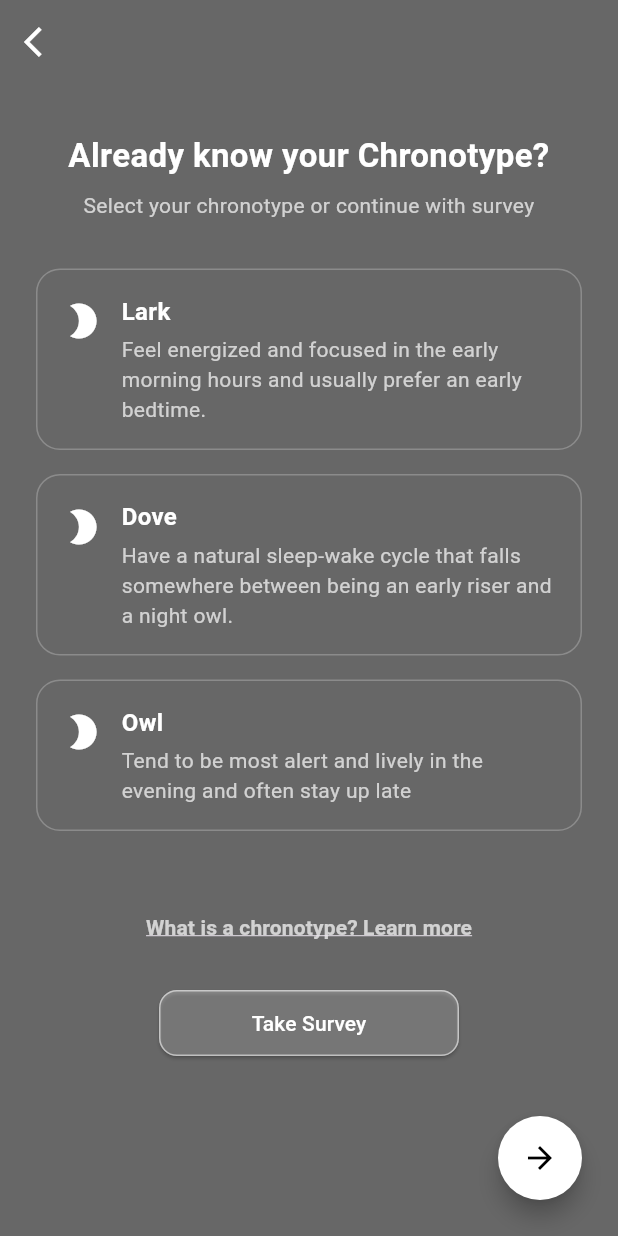
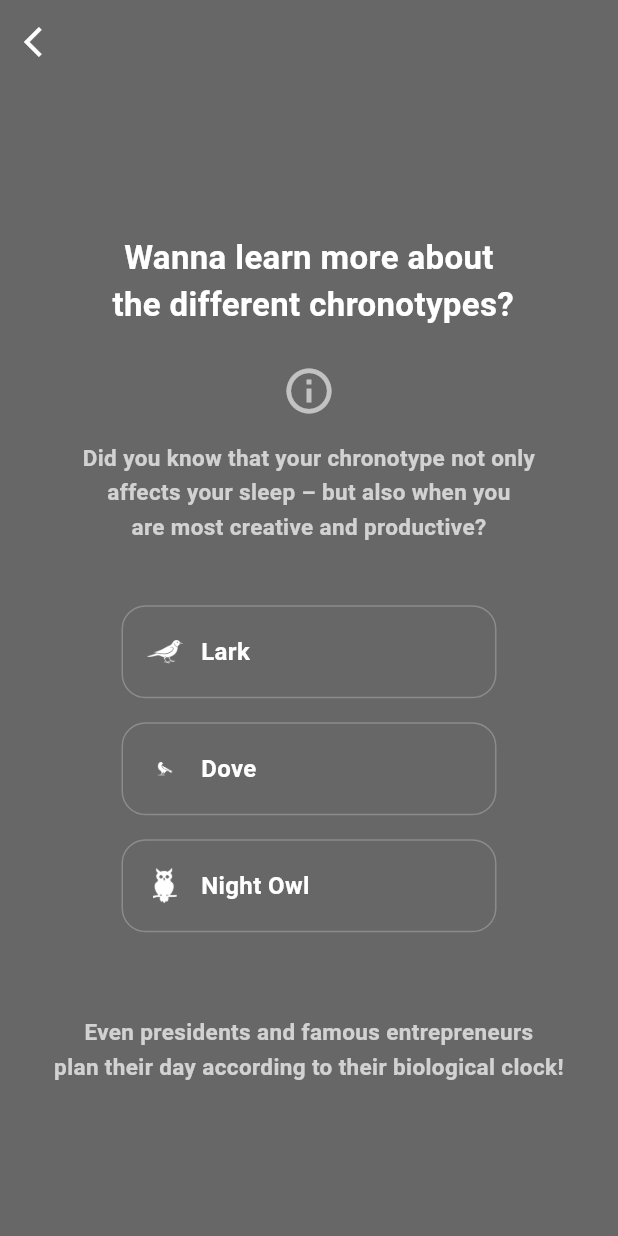
Before and after one commit to brokoline/OcutuneApplication, a Flutter app: the ChooseChronotypeScreen screen opened by its route, after a tap on "What is a chronotype? Learn more", on a phone screen of 412 x 824 dp. Run offline on Flutter 3.47's test engine with Material 3 defaults, Android fonts, the phone set to English and light mode, and no system bars.

Commit message:
learn-about sider implementeret

```diff
--- a/lib/screens/register/choose_chronotype_screen.dart
+++ b/lib/screens/register/choose_chronotype_screen.dart
@@ -15,17 +15,33 @@ class _ChooseChronotypeScreenState extends State<ChooseChronotypeScreen> {
   final List<Map<String, String>> chronotypes = [
     {
       'title': 'Lark',
-      'description': 'Feel energized and focused in the early morning hours and usually prefer an early bedtime.'
+      'description':
+      'Feel energized and focused in the early morning hours and usually prefer an early bedtime.',
+      'image': 'assets/images/lark.png',
     },
     {
       'title': 'Dove',
-      'description': 'Have a natural sleep-wake cycle that falls somewhere between being an early riser and a night owl.'
+      'description':
+      'Natural sleep-wake cycle that falls somewhere between being an early riser and a night owl.',
+      'image': 'assets/images/dove.png',
     },
     {
       'title': 'Owl',
-      'description': 'Tend to be most alert and lively in the evening and often stay up late'
+      'description':
+      'Tend to be most alert and lively in the evening and often stay up late.',
+      'image': 'assets/images/nightowl.png',
     },
   ];
+
+  void _goToNextScreen() {
+    if (selectedChronotype != null) {
+      Navigator.pushNamed(context, '/learnAboutChronotypes');
+    } else {
+      ScaffoldMessenger.of(context).showSnackBar(
+        const SnackBar(content: Text("Please select a chronotype first")),
+      );
+    }
+  }
 
   @override
   Widget build(BuildContext context) {
@@ -73,14 +89,14 @@ class _ChooseChronotypeScreenState extends State<ChooseChronotypeScreen> {
                       const SizedBox(height: 24),
                       TextButton(
                         onPressed: () {
-                          // Navigate to info screen
+                          Navigator.pushNamed(context, '/learn');
                         },
                         child: const Text(
                           "What is a chronotype? Learn more",
                           style: TextStyle(
                             color: Colors.white70,
+                            fontWeight: FontWeight.bold,
                             decoration: TextDecoration.underline,
-                            fontWeight: FontWeight.bold,
                           ),
                         ),
                       ),
@@ -99,7 +115,7 @@ class _ChooseChronotypeScreenState extends State<ChooseChronotypeScreen> {
                               ),
                             ),
                             onPressed: () {
-                              // Navigate to survey
+                              // TODO: Navigate to survey
                             },
                             child: const Text("Take Survey"),
                           ),
@@ -116,11 +132,7 @@ class _ChooseChronotypeScreenState extends State<ChooseChronotypeScreen> {
               right: 24,
               child: OcutuneButton(
                 type: OcutuneButtonType.floatingIcon,
-                onPressed: () {
-                  if (selectedChronotype != null) {
-                    // Go to next screen
-                  }
-                },
+                onPressed: _goToNextScreen,
               ),
             ),
           ],
@@ -149,9 +161,14 @@ class _ChooseChronotypeScreenState extends State<ChooseChronotypeScreen> {
         child: Row(
           crossAxisAlignment: CrossAxisAlignment.start,
           children: [
-            const Padding(
-              padding: EdgeInsets.only(top: 4.0, right: 12),
-              child: Icon(Icons.brightness_2, color: Colors.white, size: 28),
+            Padding(
+              padding: const EdgeInsets.only(top: 4.0, right: 12),
+              child: Image.asset(
+                type['image']!,
+                width: 28,
+                height: 28,
+                fit: BoxFit.contain,
+              ),
             ),
             Expanded(
               child: Column(
@@ -172,10 +189,10 @@ class _ChooseChronotypeScreenState extends State<ChooseChronotypeScreen> {
                       color: Colors.white70,
                       fontSize: 14,
                     ),
-                  )
+                  ),
                 ],
               ),
-            )
+            ),
           ],
         ),
       ),
--- /dev/null
+++ b/lib/screens/register/learn_about_chronotypes/learn_about_chronotypes_screen.dart
@@ -0,0 +1,135 @@
+import 'package:flutter/material.dart';
+import '/theme/colors.dart';
+
+class LearnAboutChronotypesScreen extends StatelessWidget {
+  const LearnAboutChronotypesScreen({super.key});
+
+  @override
+  Widget build(BuildContext context) {
+    return Scaffold(
+      backgroundColor: lightGray,
+      appBar: AppBar(
+        backgroundColor: lightGray,
+        elevation: 0,
+        leading: IconButton(
+          icon: const Icon(Icons.arrow_back_ios, color: Colors.white),
+          onPressed: () => Navigator.pop(context),
+        ),
+      ),
+      body: SafeArea(
+        child: Center(
+          child: SingleChildScrollView(
+            padding: const EdgeInsets.symmetric(horizontal: 24, vertical: 32),
+            child: ConstrainedBox(
+              constraints: const BoxConstraints(maxWidth: 400),
+              child: Column(
+                crossAxisAlignment: CrossAxisAlignment.center,
+                children: [
+                  const Text(
+                    "Wanna learn more about\n the different chronotypes?",
+                    textAlign: TextAlign.center,
+                    style: TextStyle(
+                      fontSize: 22,
+                      fontWeight: FontWeight.bold,
+                      color: Colors.white,
+                    ),
+                  ),
+                  const SizedBox(height: 24),
+                  const Icon(
+                      Icons.info_outline, size: 36, color: Colors.white60),
+                  const SizedBox(height: 16),
+                  const Text(
+                    "Did you know that your chronotype not only\n"
+                        "affects your sleep – but also when you\n"
+                        "are most creative and productive?",
+                    textAlign: TextAlign.center,
+                    style: TextStyle(
+                      color: Colors.white70,
+                      fontWeight: FontWeight.bold,
+                      fontSize: 15,
+                      height: 1.5,
+                    ),
+                  ),
+                  const SizedBox(height: 40),
+
+                  _buildChronoCard(context, title: "Lark", route: "/learnLark"),
+                  _buildChronoCard(context, title: "Dove", route: "/learnDove"),
+                  _buildChronoCard(
+                      context, title: "Night Owl", route: "/learnNightOwl"),
+
+                  const SizedBox(height: 40),
+                  const Text(
+                    "Even presidents and famous entrepreneurs\n"
+                        "plan their day according to their biological clock!",
+                    textAlign: TextAlign.center,
+                    style: TextStyle(
+                      color: Colors.white70,
+                      fontWeight: FontWeight.bold,
+                      height: 1.5,
+                      fontSize: 15,
+                    ),
+                  ),
+                ],
+              ),
+            ),
+          ),
+        ),
+      ),
+    );
+  }
+
+  Widget _buildChronoCard(BuildContext context, {
+    required String title,
+    required String route,
+  }) {
+    // Map med billed-navne baseret på titlen
+    final imageMap = {
+      "Lark": "assets/images/lark.png",
+      "Dove": "assets/images/dove.png",
+      "Night Owl": "assets/images/nightowl.png",
+    };
+
+    return Center(
+      child: Material(
+        color: Colors.transparent,
+        borderRadius: BorderRadius.circular(16),
+        child: InkWell(
+          borderRadius: BorderRadius.circular(16),
+          highlightColor: Colors.white12,
+          splashColor: Colors.transparent,
+          onTap: () => Navigator.pushNamed(context, route),
+          child: Container(
+            width: 250,
+            padding: const EdgeInsets.symmetric(vertical: 18, horizontal: 16),
+            margin: const EdgeInsets.only(bottom: 16),
+            decoration: BoxDecoration(
+              border: Border.all(color: Colors.white24),
+              borderRadius: BorderRadius.circular(16),
+            ),
+            child: Row(
+              mainAxisSize: MainAxisSize.min,
+              children: [
+                Image.asset(
+                  imageMap[title]!,
+                  height: 24,
+                  width: 24,
+                  color: Colors.white,
+                ),
+                const SizedBox(width: 12),
+                Text(
+                  title,
+                  style: const TextStyle(
+                    color: Colors.white,
+                    fontWeight: FontWeight.w600,
+                    fontSize: 16,
+                  ),
+                ),
+              ],
+            ),
+          ),
+        ),
+      ),
+    );
+  }
+
+}
--- a/pubspec.yaml
+++ b/pubspec.yaml
@@ -24,6 +24,9 @@ flutter:
   assets:
     - assets/logo_ocutune.png
     - assets/icon/icon.png
+    - assets/images/lark.png
+    - assets/images/dove.png
+    - assets/images/nightowl.png
 
 flutter_icons:
   android: true
```
Also changed, not shown: lib/main.dart (+10 -2 lines), lib/screens/register/learn_about_chronotypes/about_dove_screen.dart (added, +48 -0 lines), lib/screens/register/learn_about_chronotypes/about_lark_screen.dart (added, +48 -0 lines), lib/screens/register/learn_about_chronotypes/about_night_owl_screen.dart (added, +48 -0 lines), assets/images/dove.png (added), assets/images/lark.png (added), assets/images/nightowl.png (added), lib/screens/register/terms_and_policy/privacypolicy_screen.dart (renamed from lib/screens/register/terms and policy/privacypolicy_screen.dart), lib/screens/register/terms_and_policy/termsconditions_screen.dart (renamed from lib/screens/register/terms and policy/termsconditions_screen.dart).
